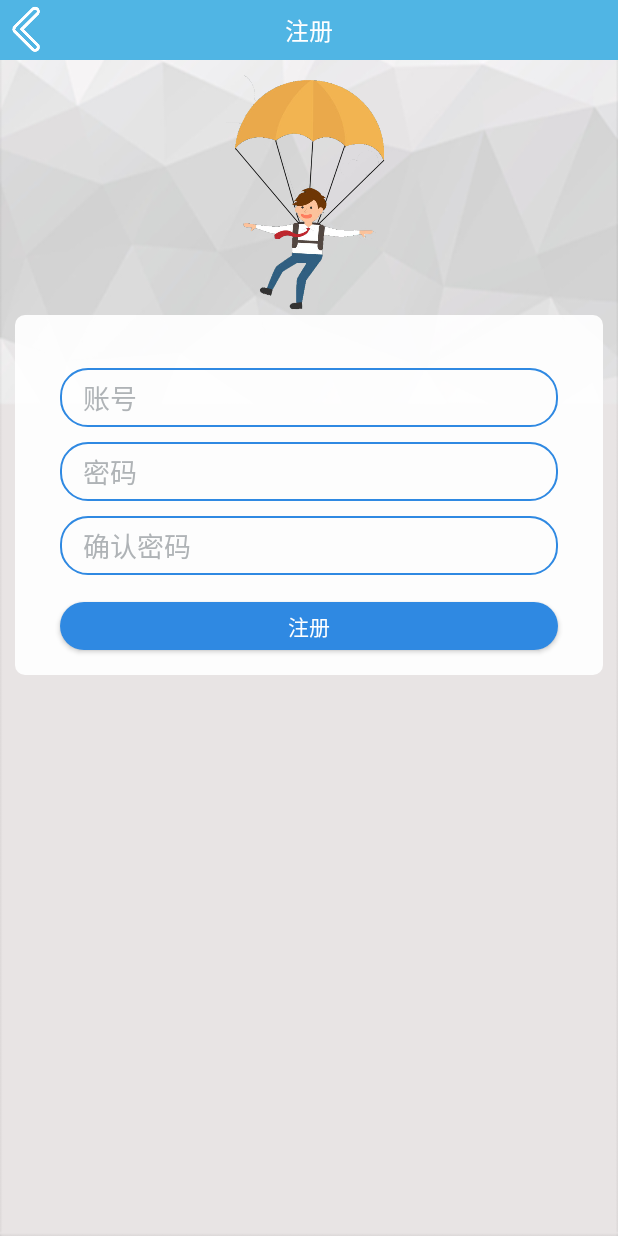
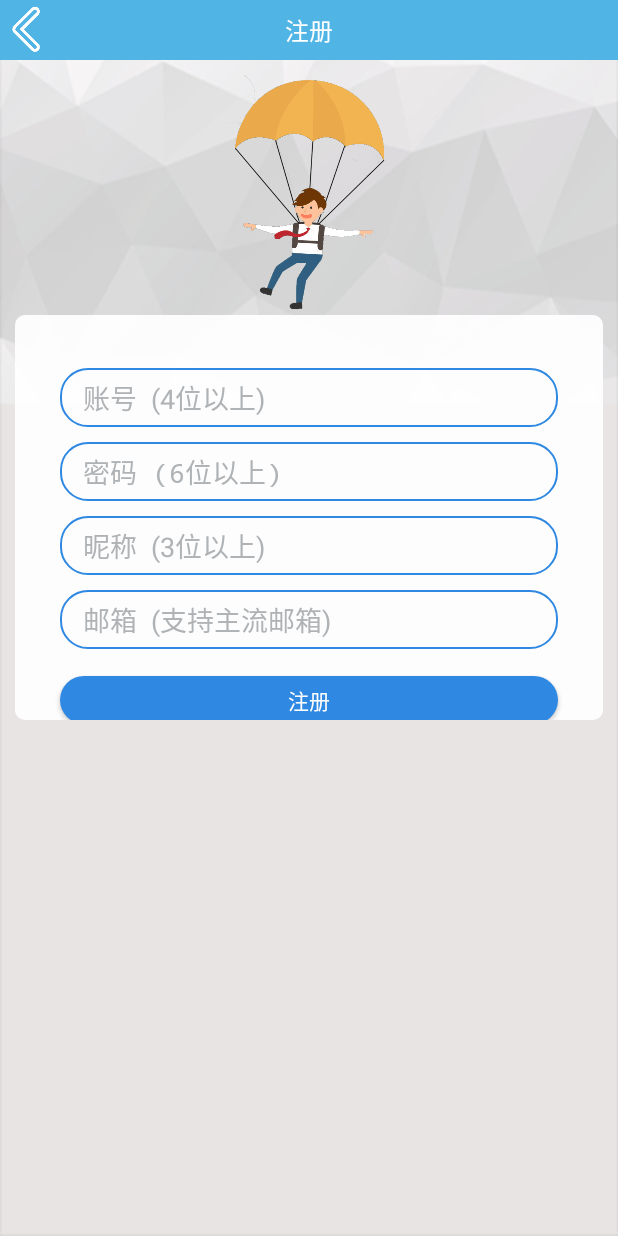
Before and after one commit to weeway/wooker2nd, an Android app: the RegisterActivity screen opened directly, with no data from a screen before it, on a phone screen of 412 x 824 dp. Run offline under Robolectric (Android 15) with nearby library versions, the phone set to English and light mode, and no system bars.

Commit message:
修改了登录界面

```diff
--- a/app/src/main/java/com/example/vonlion/kupao/Friends.java
+++ b/app/src/main/java/com/example/vonlion/kupao/Friends.java
@@ -4,6 +4,7 @@ import java.util.ArrayList;
 import java.util.List;
 
 import android.app.Activity;
+import android.content.Intent;
 import android.graphics.BitmapFactory;
 import android.graphics.Matrix;
 import android.os.Bundle;
@@ -202,4 +203,9 @@ public class Friends extends Activity {
         public void onPageScrollStateChanged(int arg0) {
         }
     }
+    public void change_alpha(View v) {//左界面跳转到我的好友
+        Intent intent = new Intent(this,main_interface.class);
+        startActivity(intent);
+        overridePendingTransition(R.anim.out_alpha, R.anim.enter_alpha);
+    }
 }
--- a/app/src/main/java/com/example/vonlion/kupao/RegisterActivity.java
+++ b/app/src/main/java/com/example/vonlion/kupao/RegisterActivity.java
@@ -30,7 +30,6 @@ public class RegisterActivity extends Activity {
         setContentView(R.layout.register);
         username = (EditText)findViewById(R.id.username);
         password = (EditText)findViewById(R.id.password);
-        password1 = (EditText)findViewById(R.id.password1);
 
         findViewById(R.id.traceroute_rootview2).setOnClickListener(new View.OnClickListener() {
             //点击屏幕外取消输入框
--- a/app/src/main/res/layout/register.xml
+++ b/app/src/main/res/layout/register.xml
@@ -50,7 +50,7 @@
 
     <LinearLayout
         android:layout_width="match_parent"
-        android:layout_height="240dp"
+        android:layout_height="270dp"
         android:background="@drawable/login_background"
         android:layout_marginLeft="10dp"
         android:layout_marginRight="10dp"
@@ -64,7 +64,7 @@
             android:layout_width="match_parent"
             android:layout_height="wrap_content"
             android:paddingLeft="15dp"
-            android:hint="账号"
+            android:hint="账号  (4位以上)"
             android:textColorHint="#afb3b6"
             android:singleLine="true"
             android:background="@drawable/edit_frame_color"
@@ -78,7 +78,7 @@
             android:layout_width="match_parent"
             android:layout_height="wrap_content"
             android:paddingLeft="15dp"
-            android:hint="密码"
+            android:hint="密码 (6位以上)"
             android:textColorHint="#afb3b6"
             android:inputType="textPassword"
             android:background="@drawable/edit_frame_color"
@@ -86,16 +86,27 @@
             android:textColor="#000000"/>
 
         <EditText
-            android:id="@+id/password1"
             android:layout_marginLeft="30dp"
             android:layout_marginRight="30dp"
             android:layout_marginTop="10dp"
             android:layout_width="match_parent"
             android:layout_height="wrap_content"
             android:paddingLeft="15dp"
-            android:hint="确认密码"
+            android:hint="昵称  (3位以上)"
             android:textColorHint="#afb3b6"
-            android:inputType="textPassword"
+            android:background="@drawable/edit_frame_color"
+            android:singleLine="true"
+            android:textColor="#000000"/>
+
+        <EditText
+            android:layout_marginLeft="30dp"
+            android:layout_marginRight="30dp"
+            android:layout_marginTop="10dp"
+            android:layout_width="match_parent"
+            android:layout_height="wrap_content"
+            android:paddingLeft="15dp"
+            android:hint="邮箱  (支持主流邮箱)"
+            android:textColorHint="#afb3b6"
             android:background="@drawable/edit_frame_color"
             android:singleLine="true"
             android:textColor="#000000"/>
```
